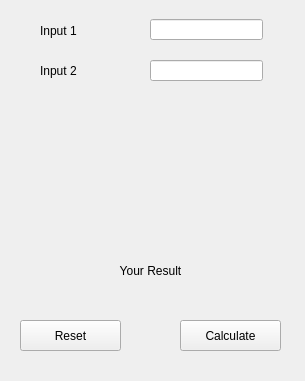
Qt form UIFiles/AppPageUI.ui (jiawei2912/QF101_205) before a commit.
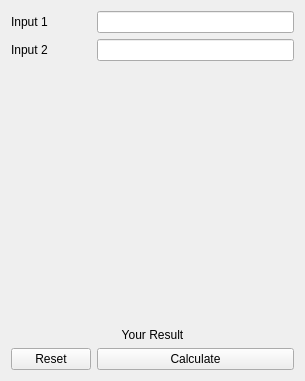
The same form after that commit.

The edit to the form file:
```diff
--- a/UIFiles/AppPageUI.ui
+++ b/UIFiles/AppPageUI.ui
@@ -13,74 +13,29 @@
   <property name="windowTitle">
    <string>Form</string>
   </property>
+  <layout class="QGridLayout" name="gridLayout">
+   <item row="0" column="0">
   <widget class="QLabel" name="label_1">
-   <property name="geometry">
-    <rect>
-     <x>40</x>
-     <y>10</y>
-     <width>81</width>
-     <height>41</height>
-    </rect>
-   </property>
    <property name="text">
     <string>Input 1</string>
    </property>
   </widget>
-  <widget class="QLineEdit" name="input_1">
-   <property name="geometry">
-    <rect>
-     <x>150</x>
-     <y>19</y>
-     <width>113</width>
-     <height>21</height>
-    </rect>
-   </property>
-  </widget>
-  <widget class="QLineEdit" name="input_2">
-   <property name="geometry">
-    <rect>
-     <x>150</x>
-     <y>60</y>
-     <width>113</width>
-     <height>21</height>
-    </rect>
-   </property>
-  </widget>
-  <widget class="QPushButton" name="calculateButton">
-   <property name="geometry">
-    <rect>
-     <x>180</x>
-     <y>320</y>
-     <width>101</width>
-     <height>31</height>
-    </rect>
-   </property>
-   <property name="text">
-    <string>Calculate</string>
-   </property>
-  </widget>
+   </item>
+   <item row="0" column="1">
+    <widget class="QLineEdit" name="input_1"/>
+   </item>
+   <item row="1" column="1">
+    <widget class="QLineEdit" name="input_2"/>
+   </item>
+   <item row="1" column="0">
   <widget class="QLabel" name="label_2">
-   <property name="geometry">
-    <rect>
-     <x>40</x>
-     <y>50</y>
-     <width>81</width>
-     <height>41</height>
-    </rect>
-   </property>
    <property name="text">
     <string>Input 2</string>
    </property>
   </widget>
+   </item>
+   <item row="3" column="0" colspan="2">
   <widget class="QLabel" name="resultLabel">
-   <property name="geometry">
-    <rect>
-     <x>70</x>
-     <y>250</y>
-     <width>161</width>
-     <height>41</height>
-    </rect>
-   </property>
    <property name="text">
     <string>Your Result</string>
    </property>
@@ -88,19 +43,35 @@
     <set>Qt::AlignCenter</set>
    </property>
   </widget>
+   </item>
+   <item row="4" column="1">
+    <widget class="QPushButton" name="calculateButton">
+     <property name="text">
+      <string>Calculate</string>
+     </property>
+    </widget>
+   </item>
+   <item row="4" column="0">
   <widget class="QPushButton" name="resetButton">
-   <property name="geometry">
-    <rect>
-     <x>20</x>
-     <y>320</y>
-     <width>101</width>
-     <height>31</height>
-    </rect>
-   </property>
    <property name="text">
     <string>Reset</string>
    </property>
   </widget>
+   </item>
+   <item row="2" column="1">
+    <spacer name="verticalSpacer">
+     <property name="orientation">
+      <enum>Qt::Vertical</enum>
+     </property>
+     <property name="sizeHint" stdset="0">
+      <size>
+       <width>20</width>
+       <height>40</height>
+      </size>
+     </property>
+    </spacer>
+   </item>
+  </layout>
  </widget>
  <resources/>
  <connections/>
```
Lines whose indentation alone changed are shown as unchanged.
